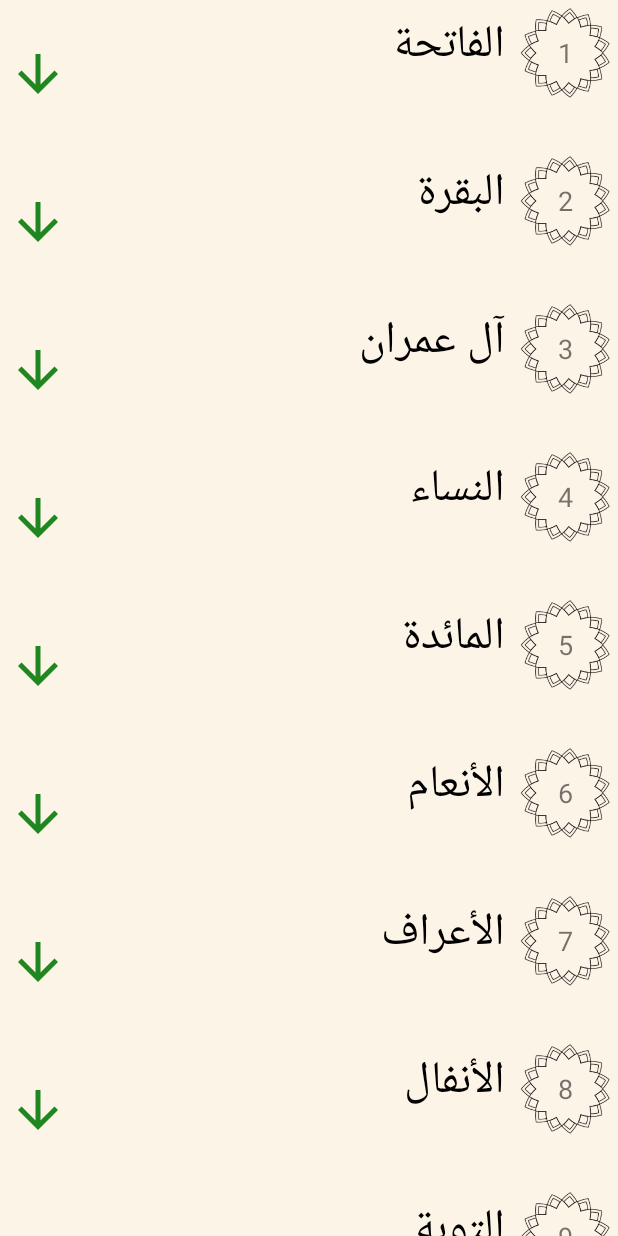
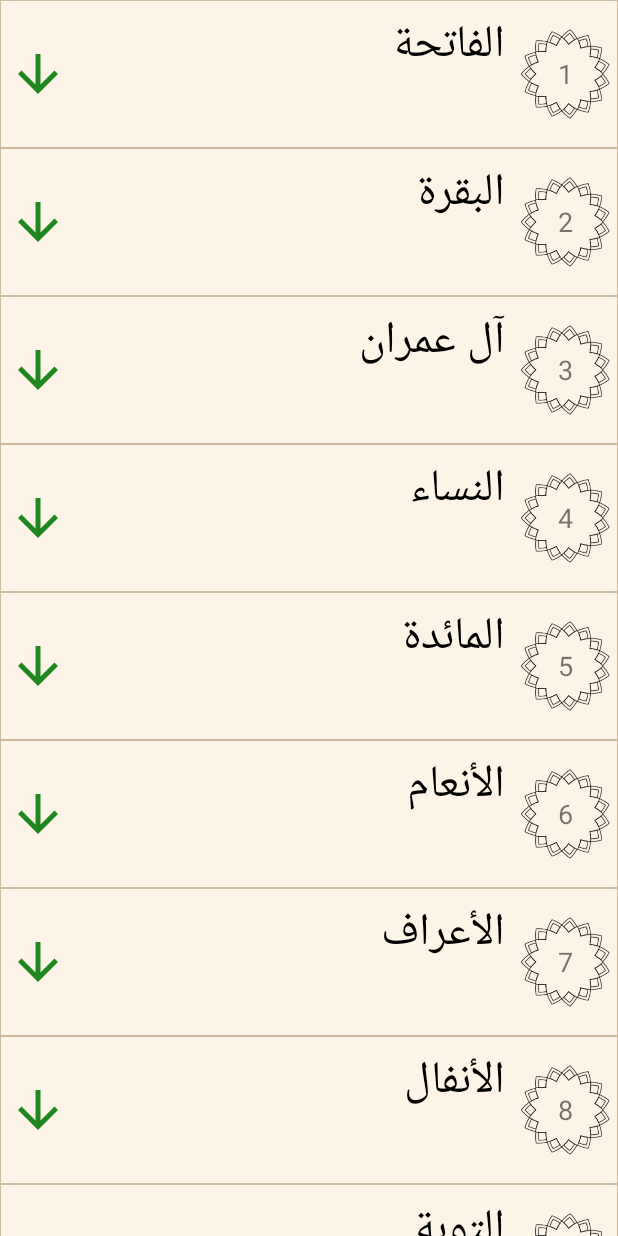
Before and after one commit to merraoui7/recipio, an Android app: the screen it shows after launch (MainActivity), on a phone screen of 412 x 824 dp. Run offline under Robolectric (Android 15) with nearby library versions, the phone set to English and light mode, and no system bars.

Commit message:
UI enhancement

```diff
--- a/app/src/main/java/com/example/admin/quran/MainActivity.java
+++ b/app/src/main/java/com/example/admin/quran/MainActivity.java
@@ -8,9 +8,11 @@ import android.os.Environment;
 import android.support.v7.app.AppCompatActivity;
 import android.support.v7.widget.LinearLayoutManager;
 import android.support.v7.widget.RecyclerView;
+import android.view.Gravity;
 import android.view.View;
 import android.view.Window;
 import android.view.WindowManager;
+import android.widget.TextView;
 
 import java.io.BufferedInputStream;
 import java.io.File;
@@ -23,6 +25,8 @@ import java.net.URL;
 import java.net.URLConnection;
 import java.util.ArrayList;
 import java.util.List;
+
+import static android.view.Gravity.CENTER_VERTICAL;
 
 public class MainActivity extends AppCompatActivity {
 
--- /dev/null
+++ b/app/src/main/res/drawable/rvbg.xml
@@ -0,0 +1,6 @@
+<?xml version="1.0" encoding="utf-8"?>
+<shape xmlns:android="http://schemas.android.com/apk/res/android"
+    android:shape="rectangle">
+    <stroke android:color="@color/colorPrimaryDark" android:width="0.3dp"/>
+
+</shape>
--- a/app/src/main/res/layout/ayalistitem.xml
+++ b/app/src/main/res/layout/ayalistitem.xml
@@ -3,10 +3,15 @@
     android:id="@+id/surahlayout"
     android:layout_width="match_parent"
     android:layout_height="wrap_content"
-    android:padding="5dp">
+    android:padding="5dp"
+    android:background="@drawable/rvbg">
+
     <RelativeLayout
+        android:id="@+id/relativeID"
         android:layout_width="match_parent"
-        android:layout_height="wrap_content">
+        android:layout_height="wrap_content"
+        android:clipToPadding="true">
+
         <ImageView
             android:id="@+id/installlistimg"
             android:layout_width="40dp"
@@ -25,8 +30,8 @@
             android:layout_toLeftOf="@+id/surahidlist"
             android:layout_toStartOf="@+id/surahidlist"
             android:text="الفاتحة"
-            android:textSize="30dp"
-            android:textColor="@color/colorText"/>
+            android:textColor="@color/colorText"
+            android:textSize="30dp" />
 
         <TextView
             android:id="@+id/surahidlist"
@@ -35,6 +40,7 @@
             android:layout_alignParentEnd="true"
             android:layout_alignParentRight="true"
             android:background="@drawable/decor"
+            android:layout_centerVertical="true"
             android:gravity="center"
             android:text="20"
             android:textSize="18sp" />
```
